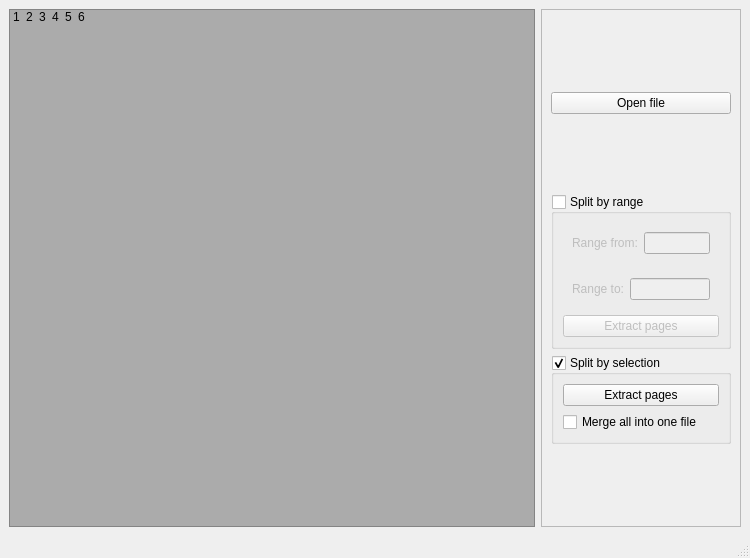
Before: the Qt Designer form ui/pdf-splitter.ui in tunalad/pdf-splitter, drawn with Qt 5.
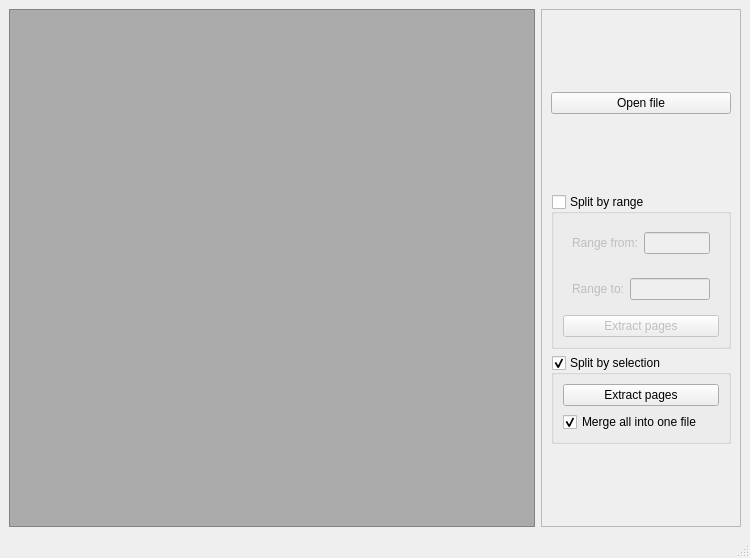
After: the same form once the commit is applied. Icons and pictures are not drawn.

Commit message: Splitting by range implemented

```diff
--- a/ui/pdf-splitter.ui
+++ b/ui/pdf-splitter.ui
@@ -50,66 +50,6 @@
       <property name="viewMode">
        <enum>QListView::IconMode</enum>
       </property>
-      <item>
-       <property name="text">
-        <string>1</string>
-       </property>
-       <property name="icon">
-        <iconset>
-         <normalon>:/newPrefix/tempshyt/&lt;PIL.PpmImagePlugin.PpmImageFile image mode=RGB size=210x357 at 0x7F80B2391D50&gt;out.jpeg</normalon>
-        </iconset>
-       </property>
-      </item>
-      <item>
-       <property name="text">
-        <string>2</string>
-       </property>
-       <property name="icon">
-        <iconset>
-         <normalon>:/newPrefix/tempshyt/&lt;PIL.PpmImagePlugin.PpmImageFile image mode=RGB size=244x388 at 0x7F80B22F96C0&gt;out.jpeg</normalon>
-        </iconset>
-       </property>
-      </item>
-      <item>
-       <property name="text">
-        <string>3</string>
-       </property>
-       <property name="icon">
-        <iconset>
-         <normalon>:/newPrefix/tempshyt/&lt;PIL.PpmImagePlugin.PpmImageFile image mode=RGB size=210x357 at 0x7F80B2393430&gt;out.jpeg</normalon>
-        </iconset>
-       </property>
-      </item>
-      <item>
-       <property name="text">
-        <string>4</string>
-       </property>
-       <property name="icon">
-        <iconset>
-         <normalon>:/newPrefix/tempshyt/&lt;PIL.PpmImagePlugin.PpmImageFile image mode=RGB size=210x357 at 0x7F80B2392890&gt;out.jpeg</normalon>
-        </iconset>
-       </property>
-      </item>
-      <item>
-       <property name="text">
-        <string>5</string>
-       </property>
-       <property name="icon">
-        <iconset>
-         <normalon>:/newPrefix/tempshyt/&lt;PIL.PpmImagePlugin.PpmImageFile image mode=RGB size=210x357 at 0x7F80B23933A0&gt;out.jpeg</normalon>
-        </iconset>
-       </property>
-      </item>
-      <item>
-       <property name="text">
-        <string>6</string>
-       </property>
-       <property name="icon">
-        <iconset>
-         <normalon>:/newPrefix/tempshyt/&lt;PIL.PpmImagePlugin.PpmImageFile image mode=RGB size=210x357 at 0x7F80B23931F0&gt;out.jpeg</normalon>
-        </iconset>
-       </property>
-      </item>
      </widget>
     </item>
     <item>
@@ -262,6 +202,9 @@
             <property name="text">
              <string>Merge all into one file</string>
             </property>
+            <property name="checked">
+             <bool>true</bool>
+            </property>
            </widget>
           </item>
          </layout>
```
Left out of the diff: 4 changed lines with no effect on the pictures. The commit also changes 1 other file.
